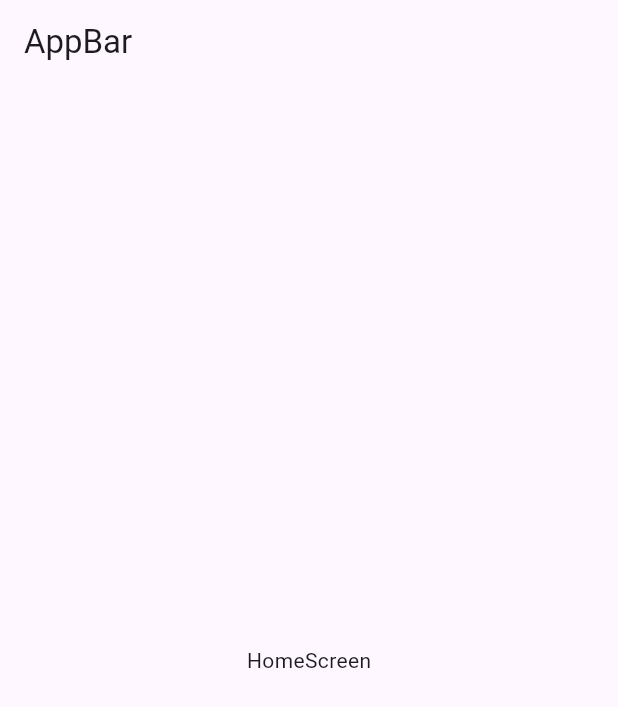
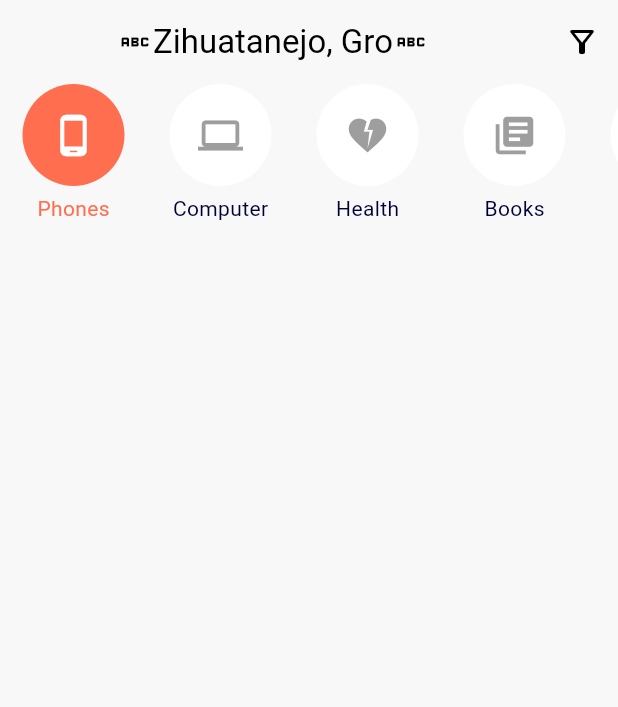
Before and after one commit to MatveevYasha/online-store-application, a Flutter app: the screen it shows after launch, on a phone screen of 412 x 824 dp. Shown: the top 707 px of the screen. Run offline on Flutter 3.47's test engine with Material 2 defaults, Android fonts, the phone set to English and light mode, and no system bars.

Commit message:
add category list

```diff
--- /dev/null
+++ b/lib/data/models/category_token.dart
@@ -0,0 +1,11 @@
+import 'package:flutter/material.dart';
+
+class CategoryToken {
+  String name;
+  IconData icon;
+
+  CategoryToken({
+    required this.name,
+    required this.icon,
+  });
+}
--- a/lib/ui/app.dart
+++ b/lib/ui/app.dart
@@ -1,6 +1,6 @@
 import 'package:flutter/material.dart';
-import 'package:online_store_application/ui/screens/home_screen/home_screen.dart';
 import 'package:online_store_application/ui/screens/splash_screen/splash_screen.dart';
+import 'package:online_store_application/ui/theme/color_scheme.dart';
 
 class App extends StatelessWidget {
   const App({super.key});
@@ -11,7 +11,7 @@ class App extends StatelessWidget {
       title: 'Online store application',
       theme: ThemeData(
         useMaterial3: true,
-        primarySwatch: Colors.green,
+        colorScheme: colorScheme,
       ),
       debugShowCheckedModeBanner: false,
       home: const SplashScreen(),
--- a/lib/ui/screens/home_screen/home_screen.dart
+++ b/lib/ui/screens/home_screen/home_screen.dart
@@ -1,4 +1,7 @@
 import 'package:flutter/material.dart';
+import 'package:online_store_application/data/models/category_token.dart';
+import 'package:online_store_application/ui/screens/home_screen/widgets/category_select.dart';
+import 'package:online_store_application/ui/theme/color_scheme.dart';
 
 class HomeScreen extends StatefulWidget {
   const HomeScreen({super.key});
@@ -12,12 +15,24 @@ class _HomeScreenState extends State<HomeScreen> {
   Widget build(BuildContext context) {
     return Scaffold(
       appBar: AppBar(
-        title: const Text('AppBar'),
+        title: Row(
+          mainAxisAlignment: MainAxisAlignment.center,
+          children: [
+            Icon(Icons.abc),
+            Text('Zihuatanejo, Gro'),
+            Icon(Icons.abc),
+          ],
+          // переделать
+        ),
+        actions: [
+          IconButton(
+              onPressed: () {}, icon: const Icon(Icons.filter_alt_outlined))
+        ],
       ),
-      body: const Center(
-        child: Text(
-          'HomeScreen',
-        ),
+      body: Column(
+        children: const [
+          CategoryList(),
+        ],
       ),
     );
   }
--- /dev/null
+++ b/lib/ui/screens/home_screen/widgets/category_select.dart
@@ -0,0 +1,71 @@
+import 'package:flutter/material.dart';
+import 'package:online_store_application/data/models/category_token.dart';
+import 'package:online_store_application/ui/theme/color_scheme.dart';
+
+class CategoryList extends StatefulWidget {
+  const CategoryList({
+    super.key,
+  });
+
+  @override
+  State<CategoryList> createState() => _CategoryListState();
+}
+
+class _CategoryListState extends State<CategoryList> {
+  final List<CategoryToken> _categoryList = [
+    CategoryToken(name: 'Phones', icon: Icons.phone_android_outlined),
+    CategoryToken(name: 'Computer', icon: Icons.computer),
+    CategoryToken(name: 'Health', icon: Icons.heart_broken),
+    CategoryToken(name: 'Books', icon: Icons.library_books),
+    CategoryToken(name: 'Other', icon: Icons.rule_outlined),
+  ];
+  int _selectedIndex = 0;
+
+  @override
+  Widget build(BuildContext context) {
+    return SizedBox(
+      height: MediaQuery.of(context).size.height * 0.15,
+      child: ListView.builder(
+        scrollDirection: Axis.horizontal,
+        itemCount: _categoryList.length,
+        itemBuilder: (context, index) {
+          return Column(
+            children: [
+              Container(
+                margin: const EdgeInsets.symmetric(horizontal: 15),
+                padding: const EdgeInsets.all(10),
+                decoration: BoxDecoration(
+                    shape: BoxShape.circle,
+                    color: (index == _selectedIndex)
+                        ? colorScheme.primary
+                        : colorScheme.onPrimary),
+                child: IconButton(
+                  color: (index == _selectedIndex)
+                      ? colorScheme.onPrimary
+                      : colorScheme.onSecondary,
+                  icon: Icon(
+                    _categoryList[index].icon,
+                    size: 30,
+                  ),
+                  onPressed: () {
+                    setState(() {
+                      _selectedIndex = index;
+                    });
+                  },
+                ),
+              ),
+              const SizedBox(height: 5),
+              Text(
+                _categoryList[index].name,
+                style: TextStyle(
+                    color: (index == _selectedIndex)
+                        ? colorScheme.primary
+                        : colorScheme.secondary),
+              )
+            ],
+          );
+        },
+      ),
+    );
+  }
+}
--- a/lib/ui/screens/splash_screen/splash_screen.dart
+++ b/lib/ui/screens/splash_screen/splash_screen.dart
@@ -1,5 +1,6 @@
 import 'package:flutter/material.dart';
 import 'package:online_store_application/ui/screens/home_screen/home_screen.dart';
+import 'package:online_store_application/ui/theme/color_scheme.dart';
 
 class SplashScreen extends StatefulWidget {
   const SplashScreen({Key? key}) : super(key: key);
@@ -32,7 +33,7 @@ class _SplashScreenState extends State<SplashScreen> {
   @override
   Widget build(BuildContext context) {
     return Scaffold(
-      backgroundColor: const Color(0xff010035),
+      backgroundColor: colorScheme.secondary,
       body: Center(
         child: Stack(
           alignment: AlignmentDirectional.center,
@@ -40,8 +41,8 @@ class _SplashScreenState extends State<SplashScreen> {
             Container(
               width: MediaQuery.of(context).size.width * 0.4,
               height: MediaQuery.of(context).size.height * 0.4,
-              decoration: const BoxDecoration(
-                  shape: BoxShape.circle, color: Color(0xffFF6E4E)),
+              decoration: BoxDecoration(
+                  shape: BoxShape.circle, color: colorScheme.primary),
             ),
             const Padding(
               padding: EdgeInsets.only(left: 130),
--- /dev/null
+++ b/lib/ui/theme/color_scheme.dart
@@ -0,0 +1,14 @@
+import 'package:flutter/material.dart';
+
+const colorScheme = ColorScheme(
+    brightness: Brightness.light,
+    primary: Color(0xffFF6E4E),
+    onPrimary: Colors.white,
+    secondary: Color(0xff010035),
+    onSecondary: Colors.grey,
+    error: Colors.red,
+    onError: Colors.red,
+    background: Color(0xFFF8F8F8),
+    onBackground: Colors.red,
+    surface: Color(0xFFF8F8F8),
+    onSurface: Colors.black);
```
